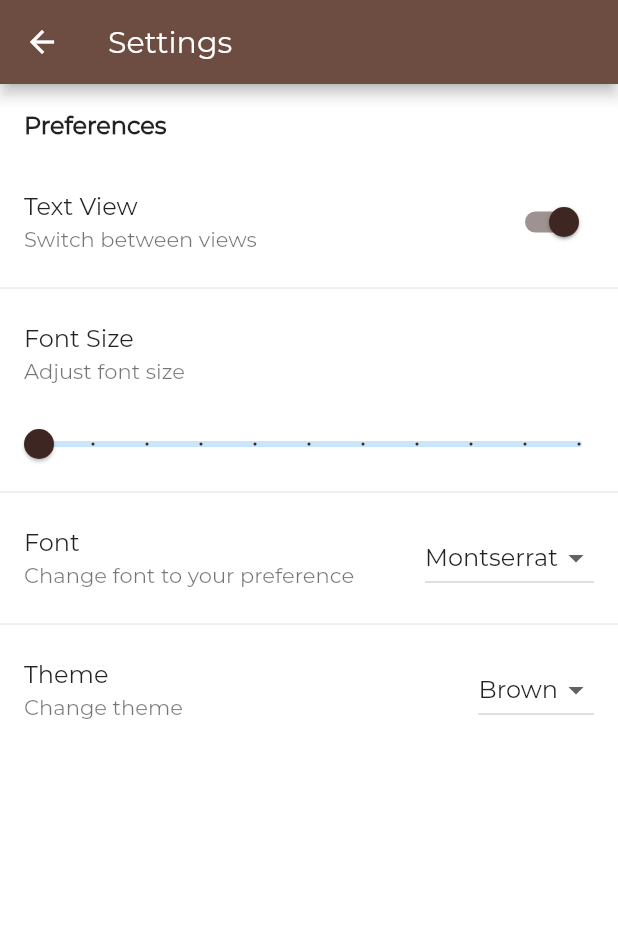
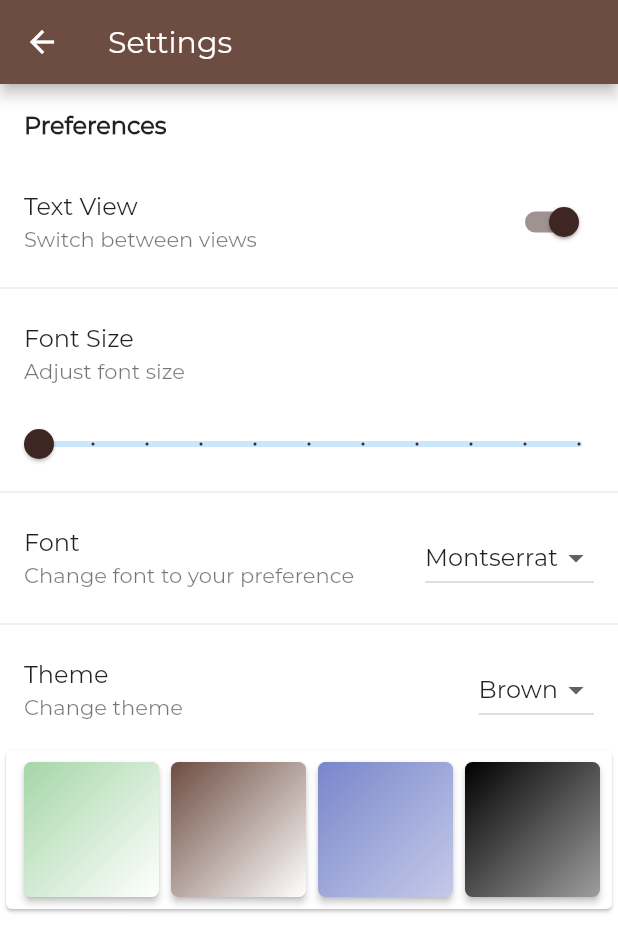
Before and after one commit to dpolowood/flutter-pocket-bible, a Flutter app: the screen it shows after launch, after a tap on the "settings" icon, on a phone screen of 412 x 824 dp. Shown: the top 952 px of the screen. Run offline on Flutter 3.47's test engine with Material 2 defaults, Android fonts, the phone set to English and light mode, and no system bars; our stand-ins replace shared_preferences, sqflite; accounts and stored records are empty.

Commit message:
added a theme button bar

```diff
--- a/lib/bloc/bible_bloc.dart
+++ b/lib/bloc/bible_bloc.dart
@@ -12,7 +12,9 @@ class BibleBloc with ChangeNotifier {
   ScrollController myScrollController = ScrollController();
   List<Verses> versesItems = List<Verses>();
   List<Books> bookList = List<Books>();
+  List<String> chapterList = List<String>();
   String databaseNameState;
+  String bookQuery;
 
   Map linkedList = Map();
   Map secondLinkedList = Map();
@@ -245,7 +247,6 @@ class BibleBloc with ChangeNotifier {
   get linkedL => linkedList;
   get secondLL => secondLinkedList;
 
-  List<String> chapterList = List<String>();
 
   Future updateChapterView(int bookNumber, int checkValue) async {
     chapterList = await _databaseHelper.getChapterList(bookNumber);
@@ -270,8 +271,6 @@ class BibleBloc with ChangeNotifier {
     }
   }
 
-  var bookQuery;
-
   Future<List<Verses>> updateResults(String query) async {
     final resultsList = await _databaseHelper.getResults(query);
     bookQuery = query;
--- a/lib/screens/settings_page.dart
+++ b/lib/screens/settings_page.dart
@@ -65,15 +65,24 @@ class _SettingsPageState extends State<SettingsPage> {
               items: [
                 DropdownMenuItem(
                   value: 'Montserrat',
-                  child: Text('Montserrat'),
+                  child: Text(
+                    'Montserrat',
+                    style: TextStyle(fontFamily: 'Montserrat'),
+                  ),
                 ),
                 DropdownMenuItem(
                   value: 'OpenSans',
-                  child: Text('OpenSans'),
+                  child: Text(
+                    'OpenSans',
+                    style: TextStyle(fontFamily: 'OpenSans'),
+                  ),
                 ),
                 DropdownMenuItem(
                   value: 'Roboto',
-                  child: Text('Roboto'),
+                  child: Text(
+                    'Roboto',
+                    style: TextStyle(fontFamily: 'Roboto'),
+                  ),
                 )
               ],
               onChanged: (String newFont) {
@@ -110,6 +119,108 @@ class _SettingsPageState extends State<SettingsPage> {
               },
             ),
           ),
+          Card(
+            color: Theme.of(context).canvasColor,
+            child: ButtonBar(
+              children: <Widget>[
+                Container(
+                  height: 90.0,
+                  width: 90.0,
+                  child: RaisedButton(
+                    onPressed: () {
+                      bibleState.theme = 'softGreen';
+                    },
+                    shape: RoundedRectangleBorder(
+                      borderRadius: BorderRadius.circular(5.0),
+                    ),
+                    padding: EdgeInsets.all(0.0),
+                    child: Ink(
+                      decoration: BoxDecoration(
+                        gradient: LinearGradient(
+                          colors: [Colors.green[200], Colors.white],
+                          begin: Alignment.topLeft,
+                          end: Alignment.bottomRight,
+                        ),
+                        borderRadius: BorderRadius.circular(5.0),
+                      ),
+                    ),
+                  ),
+                ),
+                Container(
+                  height: 90.0,
+                  width: 90.0,
+                  child: RaisedButton(
+                    onPressed: () {
+                      bibleState.theme = 'brown';
+                    },
+                    shape: RoundedRectangleBorder(
+                      borderRadius: BorderRadius.circular(5.0),
+                    ),
+                    padding: EdgeInsets.all(0.0),
+                    child: Ink(
+                      decoration: BoxDecoration(
+                        gradient: LinearGradient(
+                          colors: [Colors.brown.shade600, Colors.white],
+                          begin: Alignment.topLeft,
+                          end: Alignment.bottomRight,
+                        ),
+                        borderRadius: BorderRadius.circular(5.0),
+                      ),
+                    ),
+                  ),
+                ),
+                Container(
+                  height: 90.0,
+                  width: 90.0,
+                  child: RaisedButton(
+                    onPressed: () {
+                      bibleState.theme = 'genie';
+                    },
+                    shape: RoundedRectangleBorder(
+                      borderRadius: BorderRadius.circular(5.0),
+                    ),
+                    padding: EdgeInsets.all(0.0),
+                    child: Ink(
+                      decoration: BoxDecoration(
+                        gradient: LinearGradient(
+                          colors: [
+                            Colors.indigo.shade300,
+                            Colors.indigo.shade100
+                          ],
+                          begin: Alignment.topLeft,
+                          end: Alignment.bottomRight,
+                        ),
+                        borderRadius: BorderRadius.circular(5.0),
+                      ),
+                    ),
+                  ),
+                ),
+                Container(
+                  height: 90.0,
+                  width: 90.0,
+                  child: RaisedButton(
+                    onPressed: () {
+                      bibleState.theme = 'dark';
+                    },
+                    shape: RoundedRectangleBorder(
+                      borderRadius: BorderRadius.circular(5.0),
+                    ),
+                    padding: EdgeInsets.all(0.0),
+                    child: Ink(
+                      decoration: BoxDecoration(
+                        gradient: LinearGradient(
+                          colors: [Colors.black, Colors.grey],
+                          begin: Alignment.topLeft,
+                          end: Alignment.bottomRight,
+                        ),
+                        borderRadius: BorderRadius.circular(5.0),
+                      ),
+                    ),
+                  ),
+                ),
+              ],
+            ),
+          ),
         ],
       ),
     );
```
